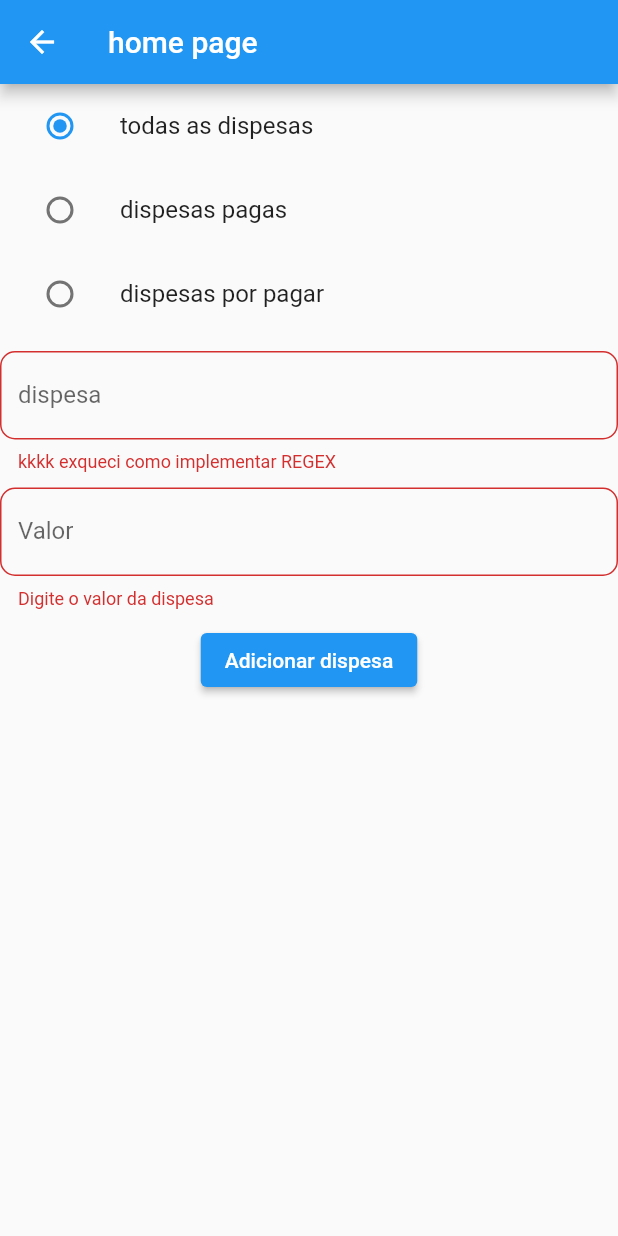
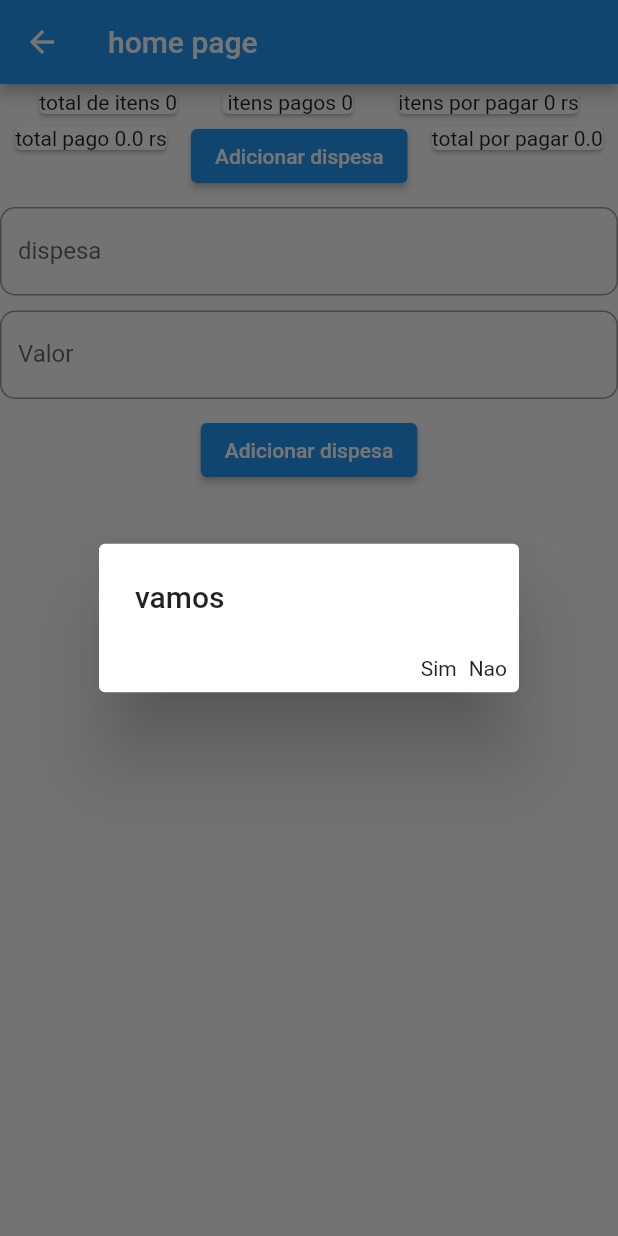
Before and after one commit to soumauro/firebase-flutter-getx-crud, a Flutter app: the HomePage screen opened by its route, after a tap on "Adicionar dispesa", on a phone screen of 412 x 824 dp. Run offline on Flutter 3.47's test engine with Material 2 defaults, Android fonts, the phone set to English and light mode, and no system bars; our stand-ins replace cloud_firestore, firebase_auth, firebase_core, get; accounts and stored records are empty; network calls fail.

Commit message:
nova versao

```diff
--- a/lib/appwidget.dart
+++ b/lib/appwidget.dart
@@ -1,6 +1,7 @@
 import 'package:flutter/material.dart';
 import 'package:get/get_navigation/get_navigation.dart';
-import 'package:taskes/presenter/home/home_page.dart';
+//import 'package:taskes/presenter/home/home_page.dart';
+import 'package:taskes/presenter/login/loginpage.dart';
 import 'package:taskes/router/router.dart';
 
 class AppWidget extends StatelessWidget {
@@ -9,7 +10,7 @@ class AppWidget extends StatelessWidget {
   @override
   Widget build(BuildContext context) {
     return  GetMaterialApp(
-      initialRoute: HomePage.router,
+      initialRoute: LoginPage.router,
       getPages: AppPages.pages,
     );
   }
--- /dev/null
+++ b/lib/infra/models/payment_model.dart
@@ -0,0 +1,15 @@
+// ignore_for_file: public_member_api_docs, sort_constructors_first
+class Payment {
+  int totalItems;
+  int paiditems;
+  int itemsToPay;
+  double forPayMony;
+  double paidmoney;
+  Payment({
+    required this.totalItems,
+    required this.paiditems,
+    required this.itemsToPay,
+    required this.forPayMony,
+    required this.paidmoney,
+  });
+}
--- a/lib/infra/models/tasks_model.dart
+++ b/lib/infra/models/tasks_model.dart
@@ -6,10 +6,12 @@ class TaskModel {
   final String title;
   final double valor;
   bool status;
+  String? id;
   TaskModel({
     required this.title,
     required this.valor,
     required this.status,
+    this.id
   });
 
 
--- a/lib/presenter/home/home_controler.dart
+++ b/lib/presenter/home/home_controler.dart
@@ -2,58 +2,71 @@
 
 import 'package:get/get.dart';
 import 'package:cloud_firestore/cloud_firestore.dart';
+import 'package:taskes/infra/models/payment_model.dart';
 import 'package:taskes/infra/models/tasks_model.dart';
+
 class HomeControler extends GetxController {
+  @override
+  void onReady() {
+    super.onReady();
+    calculos();
+  }
+
+  final CollectionReference _collectionReference =
+      FirebaseFirestore.instance.collection('taskes');
+
+  List<TaskModel> taskes = [];
+  Payment payment = Payment(
+      totalItems: 0, paiditems: 0, itemsToPay: 0, forPayMony: 0, paidmoney: 0);
+
   String quirytype = "realizadas";
   double total = 0;
-   upquery (String valor){
-    quirytype =  valor;
+  upquery(String valor) {
+    quirytype = valor;
     update();
+    update();
+  }
+
+  Future calculos() async {
+    payment = Payment(
+      totalItems: 0, paiditems: 0, itemsToPay: 0, forPayMony: 0, paidmoney: 0);
+    taskes = [];
+    await _collectionReference.get().then((value) => value.docs.forEach((e) {
+          taskes.add(TaskModel(
+              title: e.get('title'),
+              valor: e.get('valor'),
+              status: e.get('status')));
+        }));
+    payment.totalItems = taskes.length;
+    payment.paiditems = taskes.where((element) => element.status == true).length;
+    payment.itemsToPay = taskes.where((element) => element.status == false).length;
+    taskes.forEach((element) => {
+          if (element.status == true)
+            { payment. paidmoney += element.valor}
+          else
+            {
+              payment.forPayMony += element.valor,
+            }
+        });
 
     update();
   }
 
-  final CollectionReference _collectionReference = FirebaseFirestore.instance.collection('taskes');
+
   List tasks = [];
-  @override
-  void onReady() {
-    // TODO: implement
-    super.onReady();
-    readTasks();
-  }
-Future pagas (bool pagos) async {
-  total = 0;
-  var result = await _collectionReference.where('status', isEqualTo: pagos ).get().then((value) => value.docs);
-  tasks = result.map((e) => {'id': e.id, 'data': e.data()} ).toList();
-  result.forEach((element) {total += element.get('valor'); update();});
-  update();
+
+  Future addTask(TaskModel data) async {
+    await _collectionReference.add(data.toMap()).whenComplete(() => calculos());
   }
 
+  Future updatetask(String ? id, bool status) async {
 
-Future readTasks ()async{
-  var i;
-  var result =await _collectionReference.get().then((val) => val.docs);
-  result.forEach((element) {total += element.get('valor'); update();});
-  tasks = result.map((e) => {'id': e.id, 'data': e.data()} ).toList();
-  update();
-
-}
-Future addTask (TaskModel data)async{
-  await _collectionReference.add(data.toMap())
-  .then((value) => readTasks() );
+   await _collectionReference.doc(id).update({'status': !status});
+    calculos();
   }
 
-Future updatetask (String id)async{
-  var data = {'status': false};
-  _collectionReference.doc(id).update({'status': true});
- readTasks();
+  Future delettetask(String ? id) async {
+   await _collectionReference.doc(id).delete();
+    calculos();
   }
-Future delettetask (String id)async{
-
-  _collectionReference.doc(id).delete();
-  readTasks();
 }
-
-
-
- }
--- a/lib/presenter/home/home_page.dart
+++ b/lib/presenter/home/home_page.dart
@@ -1,70 +1,160 @@
+import 'package:cloud_firestore/cloud_firestore.dart';
 import 'package:flutter/material.dart';
 import 'package:flutter/services.dart';
 import 'package:get/get.dart';
 import 'package:taskes/infra/models/tasks_model.dart';
 import 'package:taskes/presenter/home/home_controler.dart';
-import 'package:taskes/presenter/home/list_of_tasks.dart';
 import 'package:taskes/presenter/shered/text_style.dart';
 
 class HomePage extends StatelessWidget {
   HomePage({super.key});
-  static const router = '/';
+  static const router = '/consteudo';
   final TextEditingController _dispesa = TextEditingController();
   final TextEditingController _valor = TextEditingController();
+  final CollectionReference _collectionReference =
+      FirebaseFirestore.instance.collection('taskes');
   final formakey = GlobalKey<FormState>();
+  AlertDialog dialog = const AlertDialog(
+    title: Text('vamos'),
+    actions: [
+      Text("Sim"),
+      Text("Nao"),
+    ],
+  );
 
   @override
   Widget build(BuildContext context) {
-    return  Scaffold(appBar: AppBar(title: const Text('home page'),),
-    body: GetBuilder<HomeControler>(
-      builder: (controler) {
-        return ListView(children: [
-          Wrap(children: [
-          ListTile(title: const Text('todas as dispesas'), leading: Radio(value: "realizadas",
-           groupValue: controler.quirytype, onChanged: (val){controler.upquery(val!);
-           controler.readTasks();
-           }),),
-          ListTile(title: const Text('dispesas pagas'), leading: Radio(value: "pogas",
-           groupValue: controler.quirytype, onChanged: (val){controler.upquery(val!);
-           controler.pagas(true);}),),
-          ListTile(title: const Text('dispesas por pagar '), leading: Radio(value: "por pagar",
-           groupValue: controler.quirytype, onChanged: (val){controler.upquery(val!);
-           controler.pagas(false);}),),
-          ],),
-           Visibility(visible: controler.tasks.isNotEmpty,
-            child:
-            Column(
+    return Scaffold(
+      appBar: AppBar(
+        title: const Text('home page'),
+      ),
+      body: GetBuilder<HomeControler>(builder: (controler) {
+        return ListView(
+          shrinkWrap: false,
+          primary: false,
           children: [
-                TaskList(tasks: controler.tasks, updatetask: (String id) => controler.updatetask(id),deletetask:  (String id) => controler.delettetask(id),),
-               Card(color: Colors.greenAccent, child: ListTile( leading: const Text("Total"), trailing: Text("${controler.total} Mtn"),))
+            Wrap(
+              alignment: WrapAlignment.spaceEvenly,
+              children:  [
+                Card(
+                  child: Text("total de itens ${controler.payment.totalItems}"),
+                ),
+                Card(
+                  child: Text(" itens pagos ${controler.payment.paiditems}"),
+                ),
+                Card(
+                  child: Text("itens por pagar ${controler.payment.itemsToPay} rs"),
+                ),
               ],
-            )),
+            ),
+            Wrap(
+              alignment: WrapAlignment.spaceAround,
+              children: [
+                 Card(
+                  child: Text("total pago ${controler.payment.paidmoney} rs"),
+                ),
+                ElevatedButton(
+                    onPressed: () {
 
+                        showDialog(
+                            context: context,
+                            builder: (context) {
+                              return dialog;
+                            });
 
-          const SizedBox(height: 10,),
-          Form(key: formakey,
-            child: Column(children: [
-            TextFormField( controller: _dispesa,
-            validator: (value) => value!.length < 4  ? "kkkk exqueci como implementar REGEX " : null,
+                    },
+                    child: const Text('Adicionar dispesa')),
+                 Card(
+                  child: Text("total por pagar ${controler.payment.forPayMony}"),
+                ),
+              ],
+            ),
+            StreamBuilder(
+                stream:
+                 _collectionReference.orderBy('valor').snapshots().map(
+                    (event) => event.docs
+                        .map((e) =>
+                          TaskModel(
+                            id: e.id,
+                            title: e.get('title'),
+                            valor: e.get('valor'),
+                            status: e.get('status')))
+                        .toList()),
+                builder: ((context, snapshot) {
+                  if (snapshot.hasData) {
+
+                    List<Object?>? data = snapshot.data;
+                    return ListView.builder(
+                        reverse: true,
+                        shrinkWrap: true,
+                        itemCount: data!.length,
+                        primary: true,
+                        itemBuilder: (context, index) {
+                          var item = data[index] as TaskModel;
+                          return ListTile(
+                            leading: IconButton(icon: const Icon(Icons.delete),
+                            onPressed: (){controler.delettetask(item.id);}, ),
+                            title: Text(item.title),
+                            subtitle: Text("${item.valor}"),
+                            trailing: item.status? TextButton.icon(onPressed: () {controler.updatetask(item.id, item.status);},
+                            icon: const Icon(Icons.done), label:const Text("Pago")):
+                            TextButton.icon(onPressed: () {controler.updatetask(item.id, item.status);},
+                            icon: const Icon(Icons.remove_circle), label:const Text("Nao Pago")) ,
+                          );
+                        });
+                  }
+
+                  return Text("${snapshot.data}");
+                })),
+            const SizedBox(
+              height: 10,
+            ),
+            Form(
+                key: formakey,
+                child: Column(
+                  children: [
+                    TextFormField(
+                      controller: _dispesa,
+                      validator: (value) => value!.length < 4
+                          ? "Insira uma dispesa valida "
+                          : null,
                       decoration: textDecoretion,
                     ),
-          const SizedBox(height: 10,),
-            TextFormField(controller: _valor,
+                    const SizedBox(
+                      height: 10,
+                    ),
+                    TextFormField(
+                        controller: _valor,
                         keyboardType: TextInputType.number,
-            validator: (value) => value!.isEmpty ? "Digite o valor da dispesa" : null,
-            decoration: textDecoretion.copyWith(labelText: "Valor", hintText: "digite o valor da dispesa"),
+                        validator: (value) =>
+                            value!.isEmpty ? "Digite o valor da dispesa" : null,
+                        decoration: textDecoretion.copyWith(
+                            labelText: "Valor",
+                            hintText: "digite o valor da dispesa"),
                         inputFormatters: [
                           FilteringTextInputFormatter.digitsOnly
                         ]),
-          const SizedBox(height: 10,),
-          ElevatedButton(onPressed: (){if (formakey.currentState!.validate()) {
-            controler.addTask(TaskModel(title: _dispesa.text, valor: double.parse(_valor.text), status: false)).then((value) => {_dispesa.clear(), _valor.clear()});
-          }}, child: const Text('Adicionar dispesa'))
-
-          ], )),
-        ],);
+                    const SizedBox(
+                      height: 10,
+                    ),
+                    ElevatedButton(
+                        onPressed: () {
+                          if (formakey.currentState!.validate()) {
+                            controler
+                                .addTask(TaskModel(
+                                    title: _dispesa.text,
+                                    valor: double.parse(_valor.text),
+                                    status: false))
+                                .then((value) =>
+                                    {_dispesa.clear(), _valor.clear()});
                           }
-    ),
+                        },
+                        child: const Text('Adicionar dispesa'))
+                  ],
+                )),
+          ],
+        );
+      }),
     );
   }
 }
--- /dev/null
+++ b/lib/presenter/login/loginbinding.dart
@@ -0,0 +1,12 @@
+import 'package:get/get.dart';
+import 'package:taskes/presenter/login/logincontroler.dart';
+
+class LoginBingings implements Bindings {
+  @override
+  void dependencies() {
+
+    Get.put(Logincontroler());
+  }
+
+
+}
--- a/lib/router/router.dart
+++ b/lib/router/router.dart
@@ -1,11 +1,13 @@
 import 'package:taskes/presenter/home/home_bindings.dart';
+import 'package:taskes/presenter/login/loginbinding.dart';
 
 import '../router/router_import.dart';
 import "package:get/get.dart";
 class AppPages {
    const AppPages._();
    static final pages = <GetPage>[
-    GetPage(name: HomePage.router, page: () =>   HomePage(), binding: HomeBindigs())
+    GetPage(name: LoginPage.router, page: () =>   const LoginPage(), binding: LoginBingings())
+    ,GetPage(name: HomePage.router, page: () =>   HomePage(), binding: HomeBindigs())
    ];
 
 
--- a/lib/router/router_import.dart
+++ b/lib/router/router_import.dart
@@ -1 +1,2 @@
 export '../presenter/home/home_page.dart';
+export '../presenter/login/loginpage.dart';
--- a/pubspec.yaml
+++ b/pubspec.yaml
@@ -38,6 +38,8 @@ dependencies:
   get: 4.1.4
   firebase_core: 2.6.1
   cloud_firestore: 4.4.2
+  google_sign_in: ^5.0.4
+  firebase_auth: ^4.2.5
 
 dev_dependencies:
   flutter_test:
```
Also changed, not shown: lib/main.dart (+6 -1 lines), lib/presenter/login/logincontroler.dart (added, +35 -0 lines), lib/presenter/login/loginpage.dart (added, +20 -0 lines), lib/presenter/home/widgtes/form.dart (added), pubspec.lock, 1 other file. Lines whose indentation alone changed are shown as unchanged.
